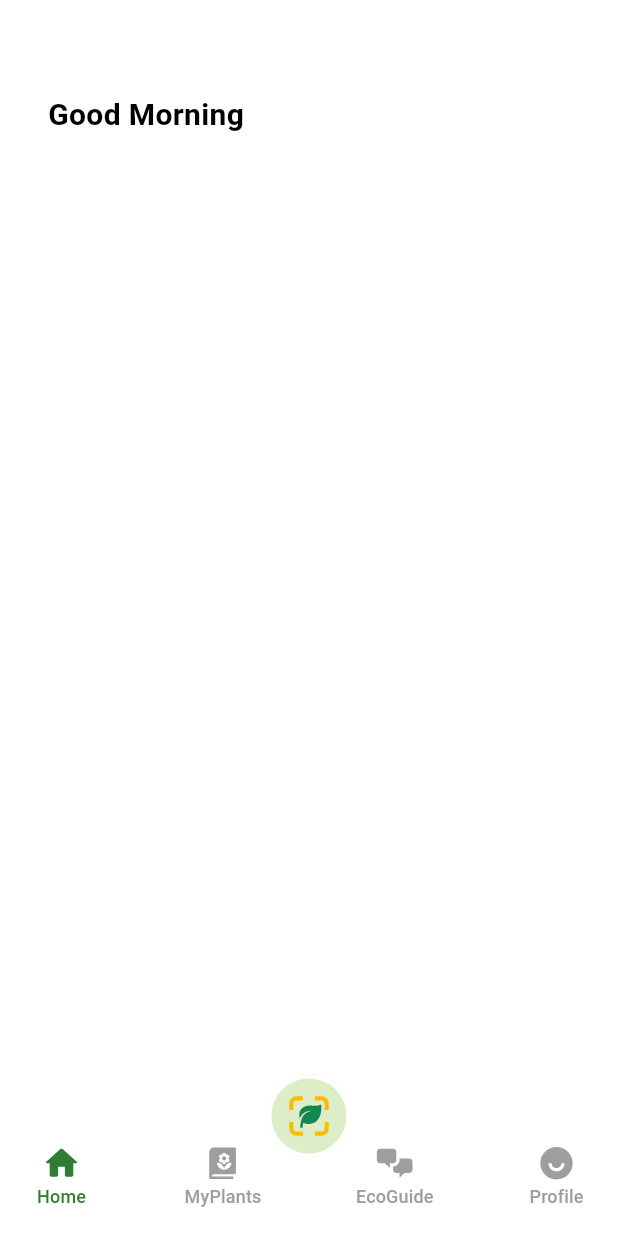
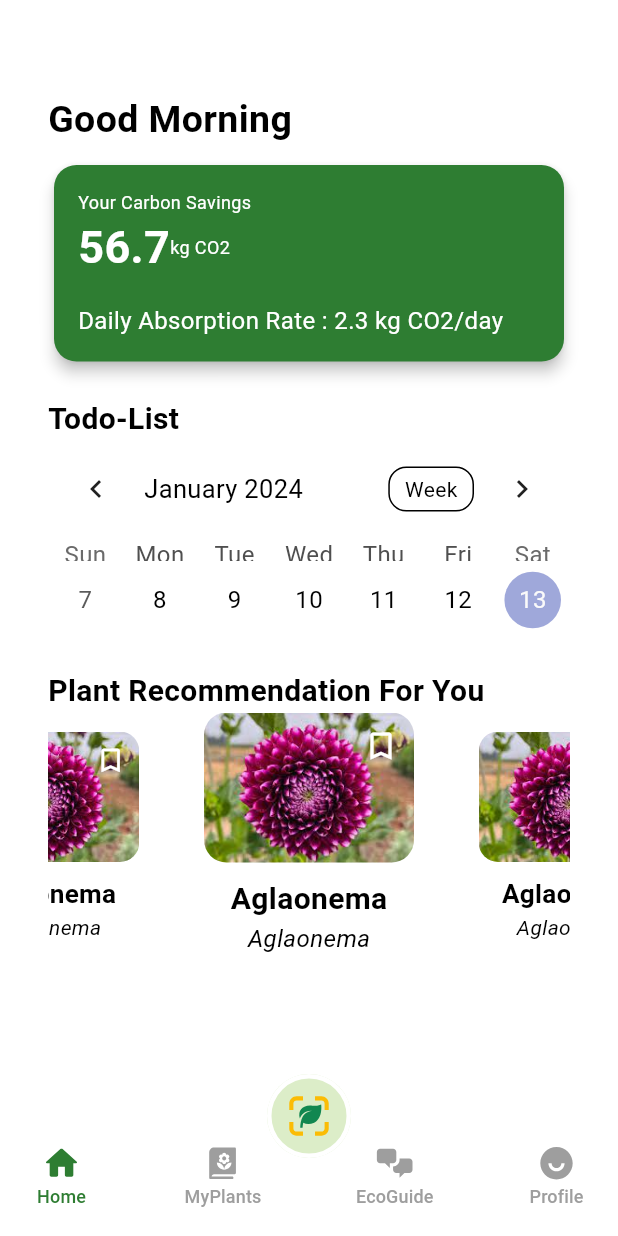
Before and after one commit to v-chns/greenMate, a Flutter app: the screen it shows after launch, on a phone screen of 412 x 824 dp. Run offline on Flutter 3.47's test engine with Material 3 defaults, Android fonts, the light colour scheme and no system bars; drawn by our look-alikes of carousel_slider, table_calendar; our stand-ins replace camera, chat_bubbles, flutter_cache_manager, flutter_svg, get, image_picker and 3 more.

```diff
--- /dev/null
+++ b/lib/common/widgets/Calendar.dart
@@ -0,0 +1,74 @@
+import 'package:flutter/material.dart';
+import 'package:greenmate/features/models/Plant.dart';
+import 'package:table_calendar/table_calendar.dart';
+
+class Calendar extends StatefulWidget {
+  @override
+  _Calendar createState() => _Calendar();
+}
+
+class _Calendar extends State<Calendar> {
+  List<Plant> yourPlants = List.empty();
+  CalendarFormat _calendarFormat = CalendarFormat.week;
+  DateTime _focusedDay = DateTime.now();
+  DateTime? _selectedDay;
+
+  final kFirstDay = DateTime(
+      DateTime.now().year, DateTime.now().month - 3, DateTime.now().day);
+  final kLastDay = DateTime(
+      DateTime.now().year, DateTime.now().month + 3, DateTime.now().day);
+
+  @override
+  Widget build(BuildContext context) {
+    return Padding(
+        padding: EdgeInsets.all(0),
+        child: Column(
+          children: [
+            TableCalendar(
+              focusedDay: _focusedDay,
+              firstDay: kFirstDay,
+              lastDay: kLastDay,
+              calendarFormat: _calendarFormat,
+              selectedDayPredicate: (day) {
+                return isSameDay(_selectedDay, day);
+              },
+              onDaySelected: (selectedDay, focusedDay) {
+                setState(() {
+                  _selectedDay = selectedDay;
+                  _focusedDay = focusedDay;
+                });
+              },
+              onPageChanged: (focusedDay) {
+                _focusedDay = focusedDay;
+              },
+              onFormatChanged: (format) {
+                setState(() {
+                  _calendarFormat = format;
+                });
+              },
+              availableCalendarFormats: const {
+                CalendarFormat.week: "2 Weeks",
+                CalendarFormat.twoWeeks: "Week"
+              },
+            ),
+            // Expanded(
+            //   child: ListView.builder(
+            //   itemCount: yourPlants.length,
+            //   itemBuilder: (context, index) {
+            //   return Card(
+            //     elevation: 3.0,
+            //     shape: RoundedRectangleBorder(
+            //         borderRadius: BorderRadius.circular(15)),
+            //     child: Stack(
+            //       children: [
+            //         Text(yourPlants[index].name),
+            //         Text(yourPlants[index].maintenance[index].type),
+            //         Text(yourPlants[index].maintenance[index].description)
+            //       ],
+            //     ),
+            //   );
+            // }))
+          ],
+        ));
+  }
+}
--- /dev/null
+++ b/lib/common/widgets/PlantCarouselItemWidget.dart
@@ -0,0 +1,54 @@
+import 'package:flutter/material.dart';
+import 'package:greenmate/features/models/Plant.dart';
+
+class PlantCarouselItemWidget extends StatefulWidget {
+  final Plant plant;
+
+  PlantCarouselItemWidget({required this.plant});
+
+  @override
+  _PlantCarouselItemWidget createState() => _PlantCarouselItemWidget();
+}
+
+class _PlantCarouselItemWidget extends State<PlantCarouselItemWidget> {
+  @override
+  Widget build(BuildContext context) {
+    return OverflowBox(
+      maxHeight: double.infinity,
+      maxWidth: double.infinity,
+        child: Column(
+          children: [
+            Stack(
+              children: [
+                ClipRRect(
+                  borderRadius: BorderRadius.circular(15),
+                  child: Image.asset(
+                    "assets/images/plant_dummy.jpg",
+                    width: 140,
+                    height: 100,
+                    fit: BoxFit.cover,
+                  ),
+                ),
+                const Positioned(
+                    top: 10.0,
+                    right: 10.0,
+                    child: Icon(Icons.bookmark_outline, color: Colors.white))
+              ],
+            ),
+            Padding(
+              padding: const EdgeInsets.all(10),
+              child: Column(children: [
+                Text(
+                  widget.plant.name,
+                  style: const TextStyle(
+                      fontSize: 20, fontWeight: FontWeight.bold),
+                ),
+                Text(widget.plant.latinName,
+                    style: const TextStyle(
+                        fontSize: 16, fontStyle: FontStyle.italic))
+              ]),
+            )
+          ],
+        ));
+  }
+}
--- a/lib/data/cache/CacheManager.dart
+++ b/lib/data/cache/CacheManager.dart
@@ -2,6 +2,8 @@ import 'dart:convert';
 
 import 'package:flutter_cache_manager/flutter_cache_manager.dart';
 
+
+// error, use shared preferences instead
 class CacheManager {
   static Future<void> saveDataToCache(
       String key, String jsonData) async {
--- a/lib/data/services/ChatBotService.dart
+++ b/lib/data/services/ChatBotService.dart
@@ -16,7 +16,7 @@ class ChatBotService {
     // call chatbot api
     Map<String, dynamic> jsonData = {'chat': jsonList};
 
-    print(jsonEncode(jsonData));
+    // print(jsonEncode(jsonData));
 
     try {
       final res = await http.post(apiUrl,
@@ -31,9 +31,9 @@ class ChatBotService {
       // print(req.headers);
       // final res = await req.send();
 
-      print(res.statusCode);
+      // print(res.statusCode);
       if (res.statusCode == 200) {
-        print("babi");
+        // print("babi");
         final Map<String, dynamic> jsonResponse = json.decode(res.body);
 
         if (jsonResponse['data'] != null) {
--- /dev/null
+++ b/lib/features/models/Events.dart
@@ -0,0 +1,48 @@
+import 'dart:collection';
+
+import 'package:table_calendar/table_calendar.dart';
+
+class Event {
+  final String title;
+
+  const Event(this.title);
+
+  @override
+  String toString() => title;
+}
+
+/// Example events.
+///
+/// Using a [LinkedHashMap] is highly recommended if you decide to use a map.
+final kEvents = LinkedHashMap<DateTime, List<Event>>(
+  equals: isSameDay,
+  hashCode: getHashCode,
+)..addAll(_kEventSource);
+
+final _kEventSource = Map.fromIterable(List.generate(50, (index) => index),
+    key: (item) => DateTime.utc(kFirstDay.year, kFirstDay.month, item * 5),
+    value: (item) => List.generate(
+        item % 4 + 1, (index) => Event('Event $item | ${index + 1}')))
+  ..addAll({
+    kToday: [
+      Event('Today\'s Event 1'),
+      Event('Today\'s Event 2'),
+    ],
+  });
+
+int getHashCode(DateTime key) {
+  return key.day * 1000000 + key.month * 10000 + key.year;
+}
+
+/// Returns a list of [DateTime] objects from [first] to [last], inclusive.
+List<DateTime> daysInRange(DateTime first, DateTime last) {
+  final dayCount = last.difference(first).inDays + 1;
+  return List.generate(
+    dayCount,
+    (index) => DateTime.utc(first.year, first.month, first.day + index),
+  );
+}
+
+final kToday = DateTime.now();
+final kFirstDay = DateTime(kToday.year, kToday.month - 3, kToday.day);
+final kLastDay = DateTime(kToday.year, kToday.month + 3, kToday.day);
--- a/lib/features/screens/Dashboard.dart
+++ b/lib/features/screens/Dashboard.dart
@@ -1,11 +1,32 @@
+import 'package:carousel_slider/carousel_slider.dart';
 import 'package:flutter/material.dart';
+import 'package:greenmate/common/widgets/Calendar.dart';
+import 'package:greenmate/common/widgets/HomeCalendarWidget.dart';
+import 'package:greenmate/common/widgets/PlantCarouselItemWidget.dart';
+import 'package:greenmate/features/models/Plant.dart';
+
+late List<Plant> allPlants;
 
 class Dashboard extends StatefulWidget {
+  final List<Plant> plants = allPlants;
+
+  Dashboard({super.key});
+
   @override
   _DashboardState createState() => _DashboardState();
 }
 
 class _DashboardState extends State<Dashboard> {
+  final List<Plant> plants = [];
+
+  @override
+  void initState() {
+    super.initState();
+    setState(() {
+      plants.addAll(widget.plants);
+    });
+  }
+
   @override
   Widget build(BuildContext context) {
     return Scaffold(
@@ -13,6 +34,7 @@ class _DashboardState extends State<Dashboard> {
         //   title: Text(""),
         // ),
         body: SingleChildScrollView(
+      scrollDirection: Axis.vertical,
       child: Padding(
         padding: const EdgeInsets.all(32),
         child: Padding(
@@ -23,12 +45,114 @@ class _DashboardState extends State<Dashboard> {
                   child: Column(
                 crossAxisAlignment: CrossAxisAlignment.start,
                 children: [
-                  Padding(
-                    padding: const EdgeInsets.only(bottom: 8),
+                  const Padding(
+                    padding: EdgeInsets.only(bottom: 8),
                     child: Text(
                       "Good Morning",
-                      style: const TextStyle(
-                          fontSize: 20, fontWeight: FontWeight.bold),
+                      style:
+                          TextStyle(fontSize: 25, fontWeight: FontWeight.bold),
+                    ),
+                  ),
+                  Card(
+                    elevation: 4.0,
+                    color: Colors.green.shade800,
+                    shape: RoundedRectangleBorder(
+                        borderRadius: BorderRadius.circular(15)),
+                    child: Stack(
+                      children: [
+                        // bg color overlay
+                        Container(
+                          decoration: BoxDecoration(
+                              color: Colors.black.withOpacity(0.7),
+                              borderRadius: BorderRadius.circular(15)),
+                        ),
+                        // bgimage
+                        Container(
+                          decoration: BoxDecoration(
+                              image: const DecorationImage(
+                                  image: AssetImage(
+                                      "assets/images/dummyplant.jpg"),
+                                  fit: BoxFit.cover,
+                                  opacity: 0.3),
+                              // color: Colors.black,
+                              borderRadius: BorderRadius.circular(15)),
+                        ),
+                        //content
+                        Container(
+                          padding: const EdgeInsets.all(16),
+                          child: const Column(
+                            crossAxisAlignment: CrossAxisAlignment.start,
+                            children: [
+                              Text(
+                                "Your Carbon Savings",
+                                style: TextStyle(
+                                    color: Colors.white,
+                                    fontSize: 12.0,
+                                    fontWeight: FontWeight.normal),
+                              ),
+                              Row(
+                                children: [
+                                  Text(
+                                    "56.7",
+                                    style: TextStyle(
+                                        color: Colors.white,
+                                        fontSize: 30.0,
+                                        fontWeight: FontWeight.bold),
+                                  ),
+                                  Text(
+                                    "kg CO2",
+                                    style: TextStyle(
+                                        color: Colors.white,
+                                        fontSize: 12.0,
+                                        fontWeight: FontWeight.normal),
+                                  )
+                                ],
+                              ),
+                              SizedBox(
+                                height: 16.0,
+                              ),
+                              Text(
+                                "Daily Absorption Rate : 2.3 kg CO2/day",
+                                style: TextStyle(
+                                    color: Colors.white, fontSize: 16),
+                              )
+                            ],
+                          ),
+                        )
+                      ],
+                    ),
+                  ),
+                  const SizedBox(height: 20.0),
+                  const Text("Todo-List",
+                      style:
+                          TextStyle(fontSize: 20, fontWeight: FontWeight.bold)),
+                  Calendar(),
+                  const SizedBox(height: 20.0),
+                  const Text("Plant Recommendation For You",
+                      style:
+                          TextStyle(fontSize: 20, fontWeight: FontWeight.bold)),
+                  CarouselSlider.builder(
+                    itemCount: plants.length,
+                    itemBuilder: (BuildContext context, int itemIndex,
+                        int pageViewIndex) {
+                      return PlantCarouselItemWidget(plant: plants[itemIndex]);
+                    },
+                    options: CarouselOptions(
+                      // height: 200,
+                      aspectRatio: 16 / 9,
+                      viewportFraction: 0.5,
+                      initialPage: 0,
+                      enableInfiniteScroll: true,
+                      reverse: false,
+                      autoPlay: true,
+                      autoPlayInterval: const Duration(seconds: 3),
+                      autoPlayAnimationDuration: const Duration(milliseconds: 800),
+                      autoPlayCurve: Curves.fastOutSlowIn,
+                      enlargeCenterPage: true,
+                      enlargeFactor: 0.3,
+                      // onPageChanged: callbackFunction,
+                      scrollDirection: Axis.horizontal,
+
                     ),
                   )
                 ],
--- a/lib/features/screens/EcoGuide.dart
+++ b/lib/features/screens/EcoGuide.dart
@@ -74,10 +74,10 @@ class _EcoGuideState extends State<EcoGuide> {
                           text: _messages[index].content,
                           isSender:
                               _messages[index].role == 'user' ? true : false,
-                          tail: true,
+                          tail: index == 0 ? true : _messages[index-1].role == _messages[index].role ? false : true,
                           color: _messages[index].role == 'user'
-                              ? Color(0xFF1B97F3)
-                              : Color(0xFFE8E8EE),
+                              ? Colors.green.shade800
+                              : Colors.lightGreen.shade200,
                           textStyle: TextStyle(
                               color: _messages[index].role == 'user'
                                   ? Colors.white
--- a/lib/features/screens/Profile.dart
+++ b/lib/features/screens/Profile.dart
@@ -1,4 +1,5 @@
 import 'package:flutter/material.dart';
+import 'package:greenmate/common/widgets/HomeCalendarWidget.dart';
 
 class Profile extends StatefulWidget {
   @override
@@ -10,6 +11,7 @@ class _ProfileState extends State<Profile> {
   Widget build(BuildContext context){
     return Scaffold(
       appBar: AppBar(title: Text('Profile')),
+      // body: HomeCalendarWidget(),
     );
   }
 }
--- a/lib/main.dart
+++ b/lib/main.dart
@@ -3,9 +3,11 @@ import 'package:flutter/material.dart';
 import 'package:greenmate/data/cache/CacheManager.dart';
 import 'package:greenmate/data/cache/SharedPreferencesManager.dart';
 import 'package:greenmate/features/models/ChatMessage.dart';
+import 'package:greenmate/features/screens/Dashboard.dart';
 import 'package:greenmate/features/screens/EcoGuide.dart';
 import 'package:greenmate/features/screens/Home.dart';
 import 'package:greenmate/features/screens/Tutorial.dart';
+import 'package:greenmate/utils/constants/dummyplant.dart';
 import 'package:greenmate/utils/theme/theme.dart';
 import 'package:get/get.dart';
 import 'package:shared_preferences/shared_preferences.dart';
@@ -18,6 +20,7 @@ Future<void> main() async {
   // Cache Loading
   // final SharedPreferences prefs = await SharedPreferences.getInstance();
   chatHistory = await SharedPreferencesManager.getChatHistory();
+  allPlants = dummyplant.plants;
 
   runApp(const MyApp());
 }
--- a/lib/utils/constants/dummyplant.dart
+++ b/lib/utils/constants/dummyplant.dart
@@ -1,9 +1,11 @@
 import 'package:greenmate/features/models/Plant.dart';
 
-List<Plant> plants = [new Plant(plantClass: "Aglaonema", name: "Aglaonema", latinName: "Aglaonema", family: "Aglaonema", kingdom: "Aglaonema", maintenance: [
+class dummyplant{
+  static List<Plant> plants = [new Plant(plantClass: "Aglaonema", name: "Aglaonema", latinName: "Aglaonema", family: "Aglaonema", kingdom: "Aglaonema", maintenance: [
   new Maintenance(type: "Aglaonema", description: "Aglaonema"),
   new Maintenance(type: "Aglaonema", description: "Aglaonema")
 ]), new Plant(plantClass: "Aglaonema", name: "Aglaonema", latinName: "Aglaonema", family: "Aglaonema", kingdom: "Aglaonema", maintenance: [
   new Maintenance(type: "Aglaonema", description: "Aglaonema"),
   new Maintenance(type: "Aglaonema", description: "Aglaonema")
 ])];
+}
--- a/pubspec.yaml
+++ b/pubspec.yaml
@@ -55,6 +55,8 @@ dependencies:
   loading_indicator: ^3.1.1
   flutter_cache_manager: ^3.3.1
   shared_preferences: ^2.2.2
+  carousel_slider: ^4.2.1
+  table_calendar: ^3.0.9
 
 
 
```
Also changed, not shown: lib/common/widgets/HomeCalendarWidget.dart (added, +142 -0 lines), pubspec.lock, 3 other files.
